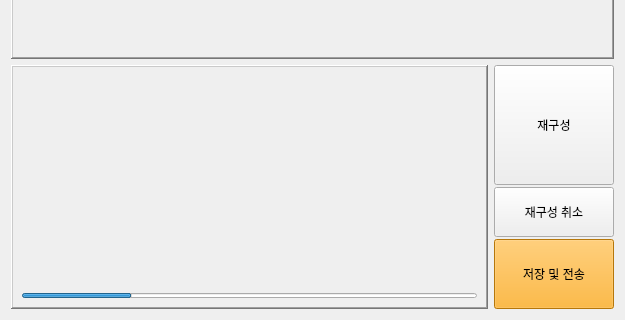
First picture: the form in Project/src/imaging/ImagingSW/imagingmanager.ui, repository AndaCondaa/Dental_Imaging_SW_System, before the edit; both pictures show x 0 to 625 and y 308 to 628 of the 625 by 628 pixel window.
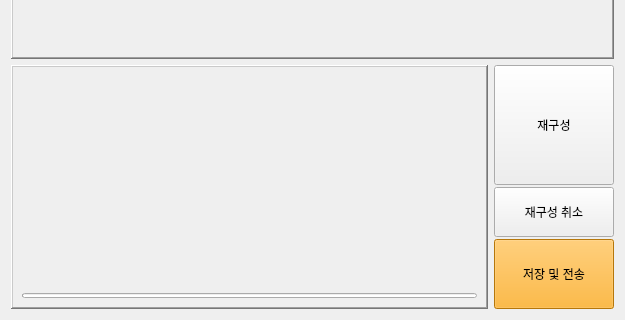
Second picture: the form after the edit.

The edit to the form file:
```diff
--- a/Project/src/imaging/ImagingSW/imagingmanager.ui
+++ b/Project/src/imaging/ImagingSW/imagingmanager.ui
@@ -87,7 +87,7 @@
            <string notr="true">color: rgb(166, 114, 255);</string>
           </property>
           <property name="value">
-           <number>24</number>
+           <number>0</number>
           </property>
           <property name="alignment">
            <set>Qt::AlignCenter</set>
```
